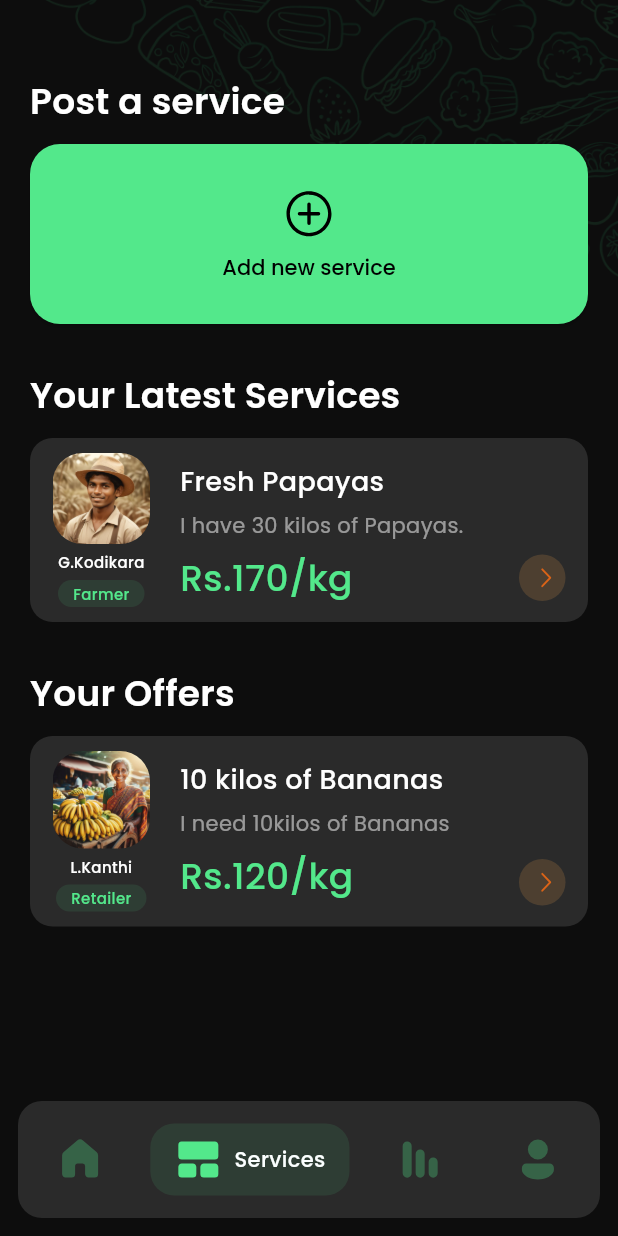
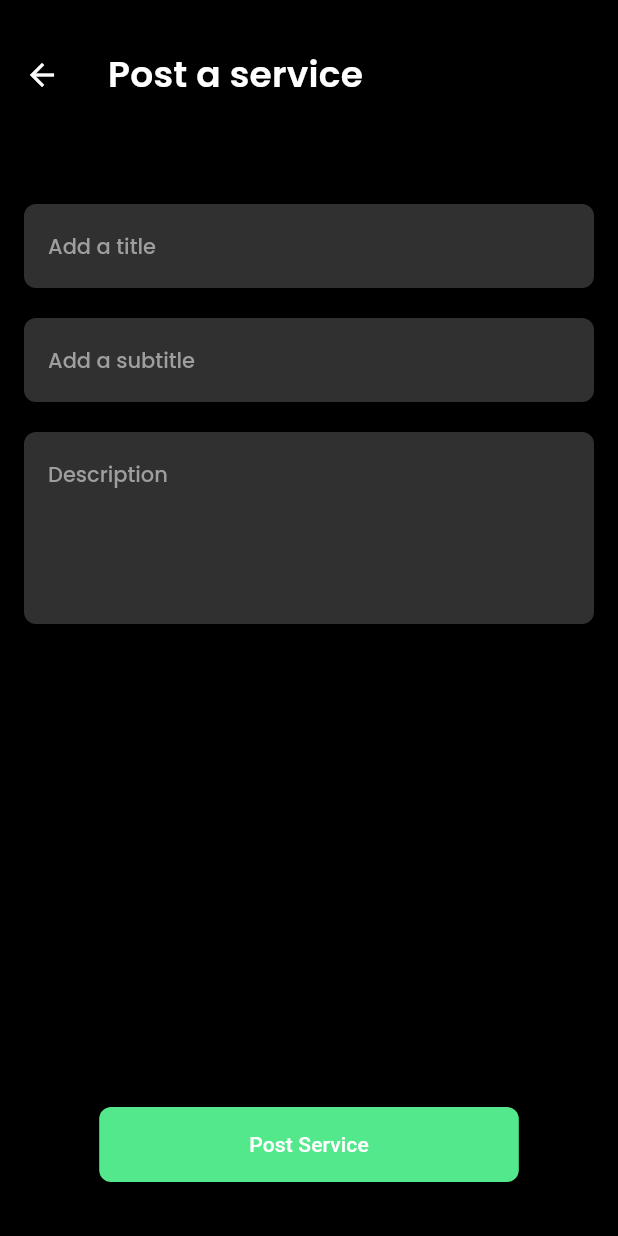
Before and after one commit to chamodperera/agrilink, a Flutter app: the screen it shows once a user with an empty profile is signed in, item 2 of the bottom bar chosen, after a tap on "Add new service", on a phone screen of 412 x 824 dp. Run offline on Flutter 3.47's test engine with Material 3 defaults, Android fonts, the phone set to English and light mode, and no system bars; our stand-ins replace cloud_firestore, file_picker, firebase_auth, firebase_core, firebase_storage, fluentui_system_icons and 5 more; accounts and stored records are empty; project files that could hold a hidden picture were left out.

Commit message:
feat: Add PostServiceForm screen for posting services

```diff
--- a/lib/screens/main/services.dart
+++ b/lib/screens/main/services.dart
@@ -1,7 +1,9 @@
+import 'package:agrilink/screens/onboarding/PostServiceForm.dart';
 import 'package:fluentui_system_icons/fluentui_system_icons.dart';
 import 'package:flutter/material.dart';
 import 'package:agrilink/widgets/cards/offer_card.dart';
 import 'package:agrilink/models/offers_model.dart';
+
 
 Offer service = Offer(
     name: "G.Kodikara",
@@ -60,7 +62,14 @@ class ServicesScreen extends StatelessWidget {
                 width: double.infinity,
                 height: 120,
                 child: ElevatedButton(
-                  onPressed: () {},
+                    onPressed: () {
+                      Navigator.push(
+                        context,
+                        MaterialPageRoute(
+                          builder: (context) => PostServiceForm(),
+                        ),
+                      );
+                    },
                   style: ElevatedButton.styleFrom(
                     backgroundColor: theme.colorScheme.primary,
                     shape: RoundedRectangleBorder(
--- /dev/null
+++ b/lib/screens/onboarding/PostServiceForm.dart
@@ -0,0 +1,102 @@
+import 'package:flutter/material.dart';
+
+
+class PostServiceForm extends StatelessWidget {
+  @override
+  Widget build(BuildContext context) {
+    final theme = Theme.of(context);
+    return Scaffold(
+      backgroundColor: Colors.black,
+      appBar: AppBar(
+        backgroundColor: Colors.black,
+        elevation: 0,
+        toolbarHeight: 100,
+        title: Text(
+          'Post a service',
+          style: theme.textTheme.titleMedium,
+        ),
+      ),
+
+      body: Padding(
+        padding: const EdgeInsets.all(16.0),
+        child: Column(
+          crossAxisAlignment: CrossAxisAlignment.start,
+          children: [
+            SizedBox(height: 20),
+            TextField(
+              decoration: InputDecoration(
+                filled: true,
+                fillColor: Colors.grey[850],
+                hintText: 'Add a title',
+                hintStyle: theme.textTheme.displaySmall?.copyWith(
+                            fontSize: 14,
+                            color: Colors.grey,
+                          ),
+                border: OutlineInputBorder(
+                  borderRadius: BorderRadius.circular(8),
+                  borderSide: BorderSide.none,
+                ),
+              ),
+              style: TextStyle(color: Colors.white),
+            ),
+            SizedBox(height: 20),
+            TextField(
+              decoration: InputDecoration(
+                filled: true,
+                fillColor: Colors.grey[850],
+                hintText: 'Add a subtitle',
+                hintStyle: theme.textTheme.displaySmall?.copyWith(
+                            fontSize: 14,
+                            color: Colors.grey,
+                          ),
+                border: OutlineInputBorder(
+                  borderRadius: BorderRadius.circular(8),
+                  borderSide: BorderSide.none,
+                ),
+              ),
+              style: TextStyle(color: Colors.white),
+            ),
+            SizedBox(height: 20),
+            TextField(
+              maxLines: 4,
+              decoration: InputDecoration(
+                filled: true,
+                fillColor: Colors.grey[850],
+                hintText: 'Description',
+                hintStyle: theme.textTheme.displaySmall?.copyWith(
+                            fontSize: 14,
+                            color: Colors.grey,
+                          ),
+                border: OutlineInputBorder(
+                  borderRadius: BorderRadius.circular(8),
+                  borderSide: BorderSide.none,
+                ),
+              ),
+              style: TextStyle(color: Colors.white),
+            ),
+            Spacer(),
+            Center(
+              child: ElevatedButton(
+                style: ElevatedButton.styleFrom(
+                  backgroundColor: theme.colorScheme.primary,
+                  padding: EdgeInsets.symmetric(vertical: 15, horizontal: 100),
+                  shape: RoundedRectangleBorder(
+                    borderRadius: BorderRadius.circular(8),
+                  ),
+                ),
+                onPressed: () {
+                  // Add your onPressed code here!
+                },
+                child: Text(
+                  'Post Service',
+                  style: TextStyle(color: Colors.white),
+                ),
+              ),
+            ),
+            SizedBox(height: 20),
+          ],
+        ),
+      ),
+    );
+  }
+}
```
